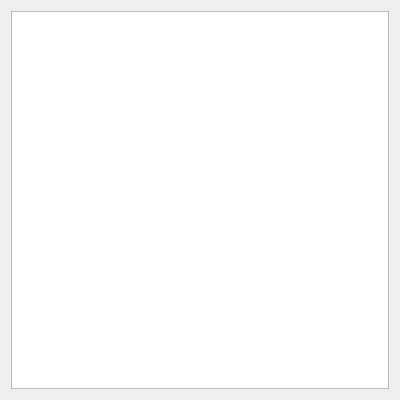
The window that examples/mriTestViewer/mriviewer.ui (mne-tools/mne-cpp) describes before a commit, drawn with Qt 5.
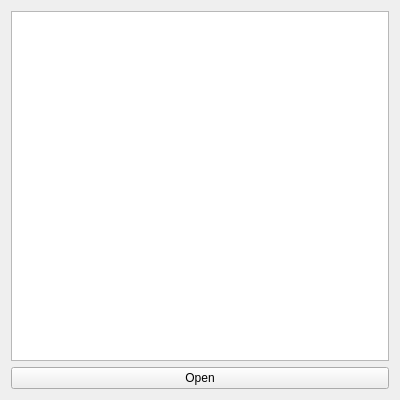
The same window after the commit.

Commit message: add support to load own files via pushButton in a QFileDialog

The edit to the form file:
```diff
--- a/examples/mriTestViewer/mriviewer.ui
+++ b/examples/mriTestViewer/mriviewer.ui
@@ -17,6 +17,13 @@
    <item row="0" column="0">
     <widget class="QGraphicsView" name="graphicsView"/>
    </item>
+   <item row="1" column="0">
+    <widget class="QPushButton" name="pushButton">
+     <property name="text">
+      <string>Open</string>
+     </property>
+    </widget>
+   </item>
   </layout>
  </widget>
  <resources/>
```
The commit also changes 2 other files.
